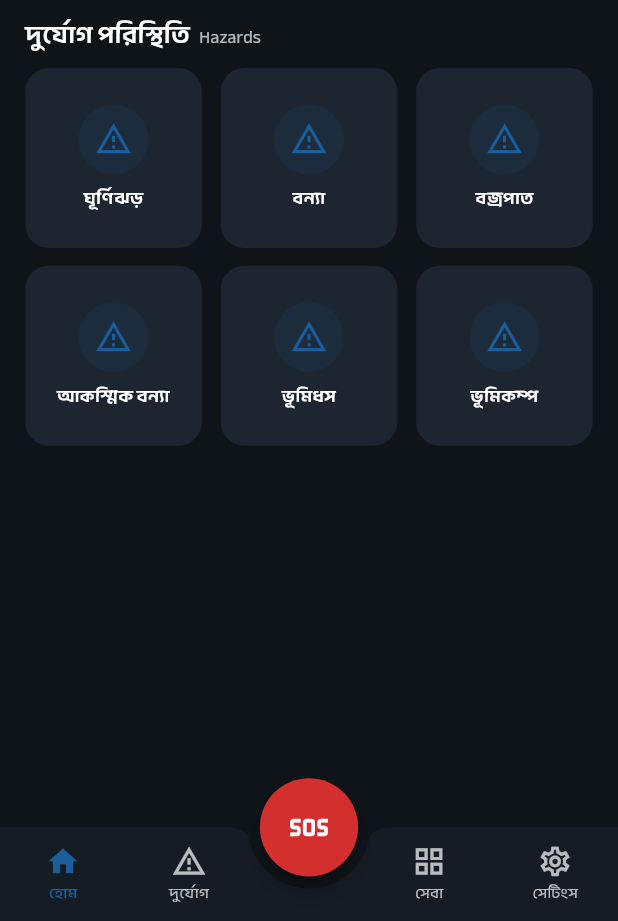
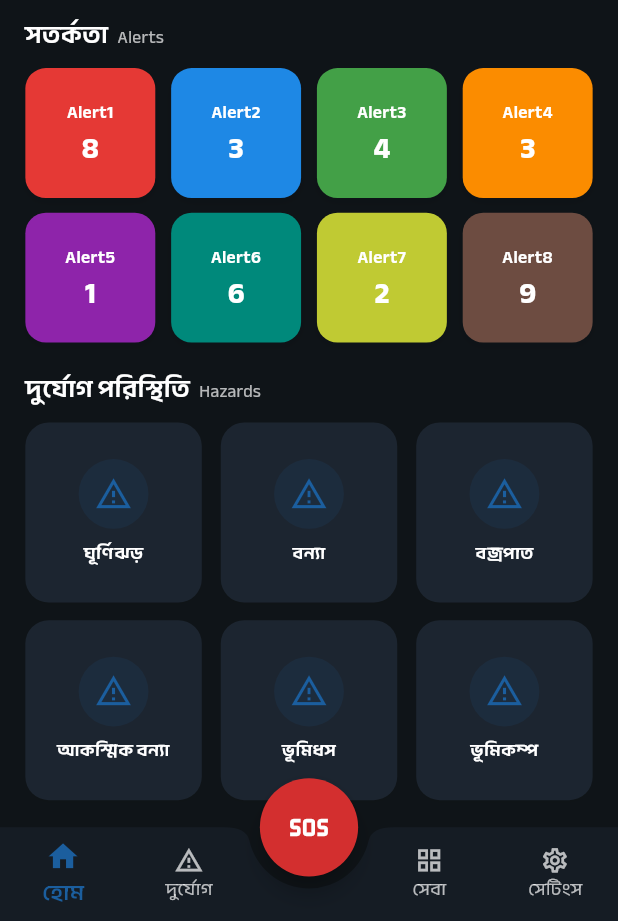
Before and after one commit to SadakatulShakil/Aware-App, a Flutter app: the first screen one second after launch, on a phone screen of 412 x 824 dp, the part 315-1236 px from its top. Run offline on Flutter 3.47's test engine with Material 3 defaults, Android fonts, the phone set to English and light mode, and no system bars; our stand-ins replace cached_network_image, carousel_slider, connectivity_plus, firebase_core, firebase_messaging, floor and 13 more; accounts and stored records are empty; generated files the repository leaves out were written again; network calls fail.

Commit message:
Alerts grid design implement with loading shimmer effect

```diff
--- /dev/null
+++ b/lib/features/home/data/models/alert_item_model.dart
@@ -0,0 +1,40 @@
+import 'package:flutter/material.dart';
+
+/// Maps a single entry of DDM's `/alerts` response - a live count card
+/// (e.g. active cyclone warnings, flood alerts) with a server-supplied
+/// background color, shown in the home page AlertsGrid.
+class AlertItemModel {
+  final String id;
+  final String title;
+  final String value;
+  final Color color;
+
+  const AlertItemModel({
+    required this.id,
+    required this.title,
+    required this.value,
+    required this.color,
+  });
+
+  factory AlertItemModel.fromJson(Map<String, dynamic> json) => AlertItemModel(
+        id: json['id']?.toString() ?? '',
+        title: json['title'] ?? '',
+        value: json['value']?.toString() ?? '',
+        color: _parseColor(json['color']),
+      );
+
+  static Color _parseColor(dynamic hex) {
+    if (hex is! String || hex.isEmpty) return const Color(0xFF1B5E9E);
+    var value = hex.replaceAll('#', '');
+    if (value.length == 6) value = 'FF$value';
+    final parsed = int.tryParse(value, radix: 16);
+    return parsed != null ? Color(parsed) : const Color(0xFF1B5E9E);
+  }
+
+  static List<AlertItemModel> listFromJson(dynamic json) {
+    if (json is! List) return [];
+    return json
+        .map((e) => AlertItemModel.fromJson(e as Map<String, dynamic>))
+        .toList();
+  }
+}
--- a/lib/features/home/data/repositories/home_repository.dart
+++ b/lib/features/home/data/repositories/home_repository.dart
@@ -1,5 +1,6 @@
 import '../../../../core/constants/api_endpoints.dart';
 import '../../../../core/network/api_client.dart';
+import '../models/alert_item_model.dart';
 import '../models/notification_model.dart';
 import '../models/notification_response_model.dart';
 import '../models/ongoing_bulletin_model.dart';
@@ -24,6 +25,30 @@ class HomeRepository {
     return OngoingBulletinModel.listFromJson(json);
   }
 
+  Future<List<AlertItemModel>> getAlerts() async {
+    // ===== DEMO DATA - remove once the /alerts API is ready =====
+    // Delete this line and the `_demoAlerts` field below, then uncomment
+    // the two real-API lines underneath.
+    return AlertItemModel.listFromJson(_demoAlerts);
+    // ===== END DEMO DATA =====
+
+    // final json = await _api.get(ApiEndpoints.alerts);
+    // return AlertItemModel.listFromJson(json['result']);
+  }
+
+  // ===== DEMO DATA - remove once the /alerts API is ready =====
+  static const _demoAlerts = [
+    {'id': '1', 'title': 'Alert1', 'value': '8', 'color': '#E53935'},
+    {'id': '2', 'title': 'Alert2', 'value': '3', 'color': '#1E88E5'},
+    {'id': '3', 'title': 'Alert3', 'value': '4', 'color': '#43A047'},
+    {'id': '4', 'title': 'Alert4', 'value': '3', 'color': '#FB8C00'},
+    {'id': '5', 'title': 'Alert5', 'value': '1', 'color': '#8E24AA'},
+    {'id': '6', 'title': 'Alert6', 'value': '6', 'color': '#00897B'},
+    {'id': '7', 'title': 'Alert7', 'value': '2', 'color': '#C0CA33'},
+    {'id': '8', 'title': 'Alert8', 'value': '9', 'color': '#6D4C41'},
+  ];
+  // ===== END DEMO DATA =====
+
   NotificationModel _toNotification(NotificationItem n) {
     final title = n.title ?? '';
     return NotificationModel(
--- a/lib/features/home/presentation/controllers/home_controller.dart
+++ b/lib/features/home/presentation/controllers/home_controller.dart
@@ -10,6 +10,7 @@ import '../../../../core/services/user_pref_service.dart';
 import '../../../../core/utils/app_logger.dart';
 import '../../../hazard/data/models/hazard_entity.dart';
 import '../../../hazard/data/repositories/hazard_repository.dart';
+import '../../data/models/alert_item_model.dart';
 import '../../data/models/forecast_model.dart';
 import '../../data/models/notification_model.dart';
 import '../../data/models/ongoing_bulletin_model.dart';
@@ -45,6 +46,9 @@ class HomeController extends GetxController {
   final RxList<OngoingBulletinModel> ongoingBulletins = <OngoingBulletinModel>[].obs;
   final RxBool isOngoingBulletinsLoading = false.obs;
 
+  final RxList<AlertItemModel> alerts = <AlertItemModel>[].obs;
+  final RxBool isAlertsLoading = false.obs;
+
   // ── Weather / location state (ported from BMD HomeController) ──
   final RxBool isLoaded = false.obs;
   final RxBool isForecastLoading = false.obs;
@@ -66,7 +70,6 @@ class HomeController extends GetxController {
   final RxString liveRainfall = ''.obs;
   final RxString liveTemp = ''.obs;
   final RxString liveFeelsLike = ''.obs;
-  final RxString liveIcon = ''.obs;
   int _liveWeatherRequestId = 0;
 
   final RxBool locationPermissionGranted = true.obs;
@@ -183,6 +186,7 @@ class HomeController extends GetxController {
         if (hasCoords) fetchLiveWeather(lat.value, lon.value),
         fetchNotifications(),
         fetchOngoingBulletins(),
+        fetchAlerts(),
         fetchHazards(),
       ]);
     });
@@ -298,7 +302,7 @@ class HomeController extends GetxController {
       liveRainfall.value = live.rainfall;
       liveTemp.value = live.temp;
       liveFeelsLike.value = live.feelsLike;
-      liveIcon.value = live.icon;
+      liveWeatherIcon.value = live.icon;
 
       await userService.cacheLiveWeather(videoUrl: live.videoUrl, type: live.type, icon: live.icon);
     } catch (_) {
@@ -362,12 +366,25 @@ class HomeController extends GetxController {
     }
   }
 
+  Future<void> fetchAlerts() async {
+    isAlertsLoading.value = true;
+    try {
+      alerts.assignAll(await _homeRepo.getAlerts());
+    } catch (e) {
+      // Keep whatever is currently displayed on failure.
+      AppLogger.e('fetchAlerts failed', e);
+    } finally {
+      isAlertsLoading.value = false;
+    }
+  }
+
   Future<void> onRefresh() async {
     await Future.wait([
       if (lat.value.isNotEmpty) getForecast(lat.value, lon.value),
       if (lat.value.isNotEmpty) fetchLiveWeather(lat.value, lon.value),
       fetchNotifications(),
       fetchOngoingBulletins(),
+      fetchAlerts(),
       fetchHazards(),
     ]);
   }
@@ -758,7 +775,7 @@ class HomeController extends GetxController {
       liveRainfall.value = '';
       liveTemp.value = '';
       liveFeelsLike.value = '';
-      liveIcon.value = '';
+      liveWeatherIcon.value = '';
       await userService.clearLiveWeatherCache();
 
       await getSharedPrefData();
--- a/lib/features/home/presentation/pages/home_page.dart
+++ b/lib/features/home/presentation/pages/home_page.dart
@@ -13,6 +13,7 @@ import '../../../../core/utils/convert_utils.dart';
 import '../../../../features/drawer/presentation/widgets/app_drawer.dart';
 import '../../../../shared/widgets/bilingual_label.dart';
 import '../controllers/home_controller.dart';
+import '../widgets/alerts_grid.dart';
 import '../widgets/hazard_grid.dart';
 import '../widgets/header_notification_carousel.dart';
 import '../widgets/home_shimmer.dart';
@@ -165,6 +166,29 @@ class _HomePageState extends State<HomePage> with WidgetsBindingObserver {
                               SizedBox(height: 10.h),
                               OngoingBulletinCarousel(
                                   bulletins: controller.ongoingBulletins.toList()),
+                              SizedBox(height: 20.h),
+                            ],
+                          );
+                        }),
+                        Obx(() {
+                          if (controller.isAlertsLoading.value && controller.alerts.isEmpty) {
+                            return Column(
+                              crossAxisAlignment: CrossAxisAlignment.start,
+                              children: [
+                                _sectionTitle(colors, 'সতর্কতা', 'Alerts'),
+                                SizedBox(height: 10.h),
+                                const AlertsGridShimmer(),
+                                SizedBox(height: 20.h),
+                              ],
+                            );
+                          }
+                          if (controller.alerts.isEmpty) return const SizedBox.shrink();
+                          return Column(
+                            crossAxisAlignment: CrossAxisAlignment.start,
+                            children: [
+                              _sectionTitle(colors, 'সতর্কতা', 'Alerts'),
+                              SizedBox(height: 10.h),
+                              AlertsGrid(alerts: controller.alerts.toList()),
                               SizedBox(height: 20.h),
                             ],
                           );
--- /dev/null
+++ b/lib/features/home/presentation/widgets/alerts_grid.dart
@@ -0,0 +1,62 @@
+import 'package:flutter/material.dart';
+import 'package:flutter_screenutil/flutter_screenutil.dart';
+
+import '../../../../app/theme/app_text_styles.dart';
+import '../../data/models/alert_item_model.dart';
+
+/// 4-col alert count grid, background color per card sourced from the
+/// `/alerts` API response.
+class AlertsGrid extends StatelessWidget {
+  final List<AlertItemModel> alerts;
+
+  const AlertsGrid({super.key, required this.alerts});
+
+  @override
+  Widget build(BuildContext context) {
+    return GridView.builder(
+      shrinkWrap: true,
+      physics: const NeverScrollableScrollPhysics(),
+      padding: EdgeInsets.zero,
+      gridDelegate: SliverGridDelegateWithFixedCrossAxisCount(
+        crossAxisCount: 4,
+        mainAxisSpacing: 10.h,
+        crossAxisSpacing: 10.w,
+        childAspectRatio: 1,
+      ),
+      itemCount: alerts.length,
+      itemBuilder: (_, i) {
+        final alert = alerts[i];
+        return Container(
+          padding: EdgeInsets.symmetric(horizontal: 6.w, vertical: 8.h),
+          decoration: BoxDecoration(
+            color: alert.color,
+            borderRadius: BorderRadius.circular(14.r),
+            boxShadow: [
+              BoxShadow(
+                  color: Colors.black.withOpacity(0.08),
+                  blurRadius: 6,
+                  offset: const Offset(0, 2)),
+            ],
+          ),
+          child: Column(
+            mainAxisAlignment: MainAxisAlignment.center,
+            children: [
+              Text(
+                alert.title,
+                textAlign: TextAlign.center,
+                maxLines: 2,
+                overflow: TextOverflow.ellipsis,
+                style: AppTextStyles.caption(Colors.white).copyWith(fontWeight: FontWeight.w600),
+              ),
+              SizedBox(height: 4.h),
+              Text(
+                alert.value,
+                style: AppTextStyles.heading(Colors.white).copyWith(fontSize: 20.sp),
+              ),
+            ],
+          ),
+        );
+      },
+    );
+  }
+}
--- a/lib/features/home/presentation/widgets/home_shimmer.dart
+++ b/lib/features/home/presentation/widgets/home_shimmer.dart
@@ -28,6 +28,40 @@ class BulletinCarouselShimmer extends StatelessWidget {
                 borderRadius: BorderRadius.circular(16.r),
               ),
             ),
+          ),
+        ),
+      ),
+    );
+  }
+}
+
+/// Shimmer placeholder for [AlertsGrid] - 8 cards in the same 4-col layout,
+/// shown while `fetchAlerts()` is in flight.
+class AlertsGridShimmer extends StatelessWidget {
+  const AlertsGridShimmer({super.key});
+
+  @override
+  Widget build(BuildContext context) {
+    final c = AppThemeColors.of(Theme.of(context).brightness == Brightness.dark);
+
+    return Shimmer.fromColors(
+      baseColor: c.shimmerBase,
+      highlightColor: c.shimmerHighlight,
+      child: GridView.builder(
+        shrinkWrap: true,
+        physics: const NeverScrollableScrollPhysics(),
+        padding: EdgeInsets.zero,
+        gridDelegate: SliverGridDelegateWithFixedCrossAxisCount(
+          crossAxisCount: 4,
+          mainAxisSpacing: 10.h,
+          crossAxisSpacing: 10.w,
+          childAspectRatio: 1,
+        ),
+        itemCount: 8,
+        itemBuilder: (_, __) => Container(
+          decoration: BoxDecoration(
+            color: c.shimmerBase,
+            borderRadius: BorderRadius.circular(14.r),
           ),
         ),
       ),
--- a/lib/features/main_nav/presentation/widgets/app_bottom_nav.dart
+++ b/lib/features/main_nav/presentation/widgets/app_bottom_nav.dart
@@ -41,12 +41,12 @@ class AppBottomNav extends GetView<MainNavController> {
           mainAxisAlignment: MainAxisAlignment.center,
           children: [
             Icon(selected ? activeIcon : icon,
-                size: 24.sp,
+                size: selected ? 24.sp : 20.sp,
                 color: selected ? c.primary : c.textSecondary),
             SizedBox(height: 2.h),
             Text(labelKey.tr,
                 style: TextStyle(
-                    fontSize: 10.sp,
+                    fontSize: selected ? 15.sp : 12.sp,
                     fontWeight:
                         selected ? FontWeight.w600 : FontWeight.w400,
                     color: selected ? c.primary : c.textSecondary)),
```
